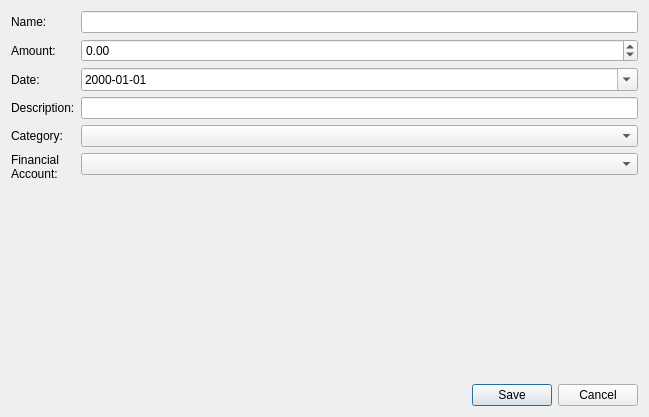
The window that BudgetManagementQtVS/BudgetManagementQtVS/AddTransactionDialogView.ui (Greexoff/Budget-Management-App) describes before a commit, drawn with Qt 5.
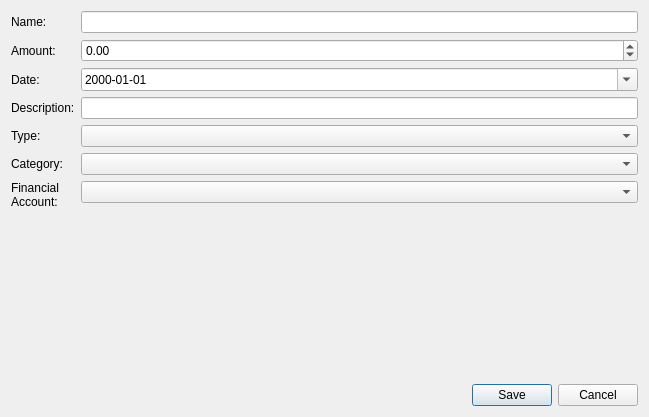
The same window after the commit.

Commit message: added filtering transactions

```diff
--- a/BudgetManagementQtVS/BudgetManagementQtVS/AddTransactionDialogView.ui
+++ b/BudgetManagementQtVS/BudgetManagementQtVS/AddTransactionDialogView.ui
@@ -70,26 +70,36 @@
      <item row="3" column="1">
       <widget class="QLineEdit" name="descriptionEdit"/>
      </item>
-     <item row="4" column="0">
+     <item row="5" column="0">
       <widget class="QLabel" name="label_5">
        <property name="text">
         <string>Category:</string>
        </property>
       </widget>
      </item>
-     <item row="4" column="1">
+     <item row="5" column="1">
       <widget class="QComboBox" name="categoryCombo"/>
      </item>
-     <item row="5" column="0">
+     <item row="6" column="0">
       <widget class="QLabel" name="label_6">
        <property name="text">
         <string>&lt;html&gt;&lt;head/&gt;&lt;body&gt;&lt;p&gt;Financial&lt;br/&gt;Account:&lt;/p&gt;&lt;/body&gt;&lt;/html&gt;</string>
        </property>
       </widget>
      </item>
-     <item row="5" column="1">
+     <item row="6" column="1">
       <widget class="QComboBox" name="accountCombo"/>
      </item>
+     <item row="4" column="0">
+      <widget class="QLabel" name="label_7">
+       <property name="text">
+        <string>Type:</string>
+       </property>
+      </widget>
+     </item>
+     <item row="4" column="1">
+      <widget class="QComboBox" name="typeCombo"/>
+     </item>
     </layout>
    </item>
    <item>
```
The commit also changes 11 other files.
